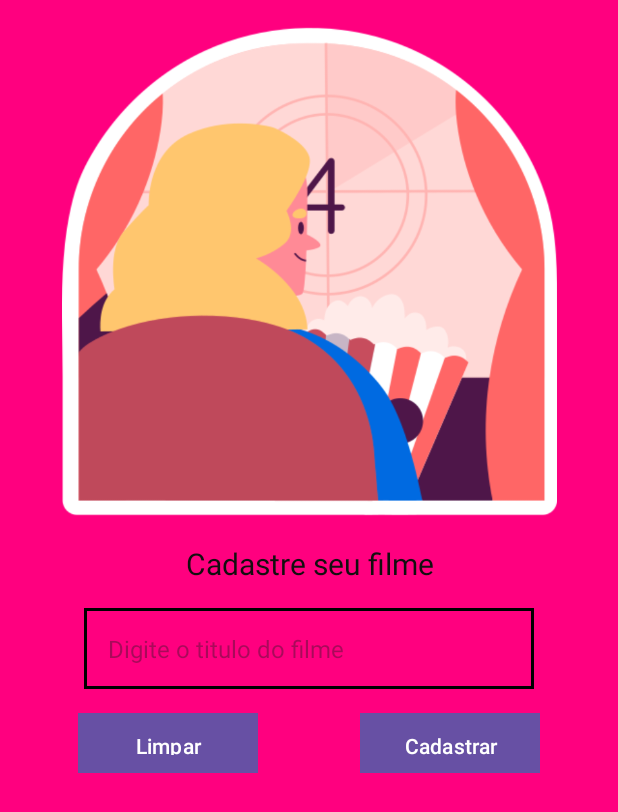
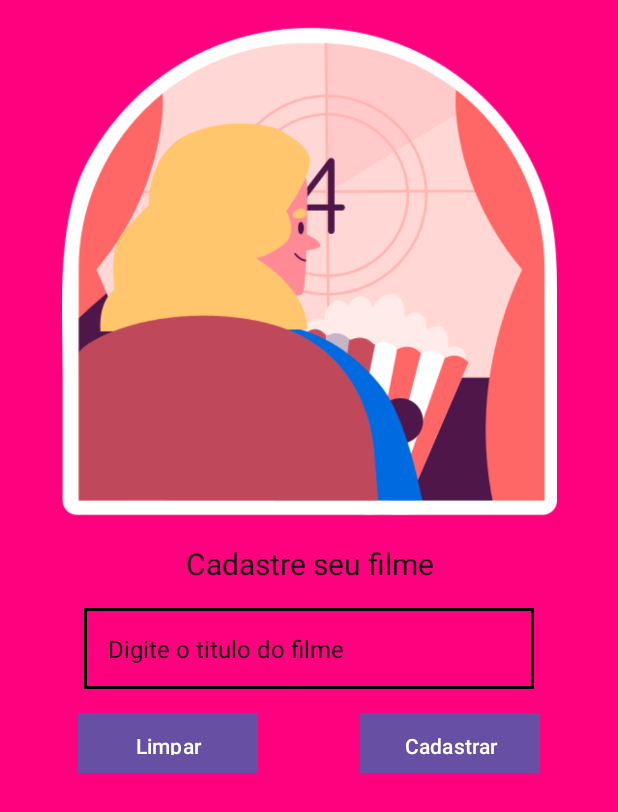
Before and after one commit to Tallia-Sousa/AppTelaCadastro, an Android app: the screen it shows after launch (MainActivity), after a tap on "Limpar", on a phone screen of 412 x 824 dp. Shown: the top 812 px of the screen. Run offline under Robolectric (Android 15) with nearby library versions, the phone set to English and light mode, and no system bars.

Commit message:
atualizando funçao

```diff
--- a/app/src/main/java/com/example/teladecadastro/MainActivity.kt
+++ b/app/src/main/java/com/example/teladecadastro/MainActivity.kt
@@ -60,8 +60,9 @@ class MainActivity : AppCompatActivity() {
 
             botaoL.setOnClickListener {
 
+              titulos.clear()
+                textviw.text = ""
 
-                textviw.text = ""
             }
             }
 
--- a/app/src/main/res/layout/activity_main.xml
+++ b/app/src/main/res/layout/activity_main.xml
@@ -58,6 +58,7 @@
     android:padding="16dp"
     android:inputType="text"
     android:hint="Digite o titulo do filme"
+        android:textColorHint="#120F0F"
     android:textSize="16sp"/>
 
 
```
